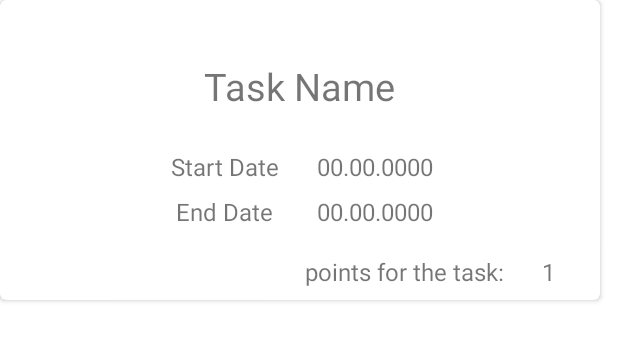
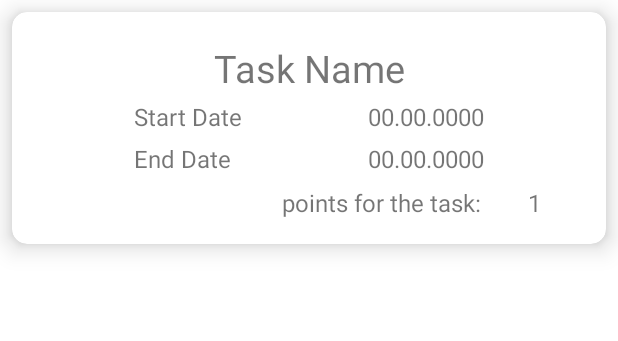
Before and after one commit to life-hazard/Quokka, an Android app: the layout recyclerview_task_item.xml on its own in the app's theme, with its tools: preview values and no code run, on a phone screen of 412 x 824 dp. Shown: the top 341 px of the screen. Run offline under Robolectric (Android 15) with nearby library versions, the phone set to English and light mode, and no system bars; Roboto replaces fonts that are not available here.

Commit message:
Updated CardView for RecyclerView. Added on click event for items in RecyclerView. Edited out part of email validation.

```diff
--- a/app/src/main/java/com/example/quokka/logged/AvailableTasksBrowser.kt
+++ b/app/src/main/java/com/example/quokka/logged/AvailableTasksBrowser.kt
@@ -1,6 +1,7 @@
 package com.example.quokka.logged
 
 import android.content.Context
+import android.content.Intent
 import android.content.SharedPreferences
 import android.os.Bundle
 import android.util.Log
@@ -9,6 +10,7 @@ import android.view.LayoutInflater
 import android.view.View
 import android.view.ViewGroup
 import android.widget.TextView
+import android.widget.Toast
 import androidx.databinding.DataBindingUtil
 import androidx.recyclerview.widget.LinearLayoutManager
 import androidx.recyclerview.widget.RecyclerView
@@ -105,6 +107,12 @@ class AvailableTasksBrowser : Fragment() {
                 tvEndDate.text = end
                 //tvEndDate.text = model.endDate.values.toString()
                 tvPoints.text = model.points.toString()
+
+                holder.itemView.setOnClickListener() {
+                    Toast.makeText(context, "CLICK!!", Toast.LENGTH_SHORT).show()
+                    val intent = Intent(context, AddTaskActivity::class.java)
+                    context?.startActivity(intent)
+                }
             }
 
         }
--- a/app/src/main/java/com/example/quokka/logged/UserTasksFragment.kt
+++ b/app/src/main/java/com/example/quokka/logged/UserTasksFragment.kt
@@ -114,11 +114,11 @@ class UserTasksFragment : Fragment() {
                 //tvEndDate.text = model.endDate.values.toString()
                 tvPoints.text = model.points.toString()
 
-//                holder.itemView.setOnClickListener() {
-//                    Toast.makeText(context, "CLICK!!", Toast.LENGTH_SHORT).show()
-//                    val intent = Intent(context, AddTaskActivity::class.java)
-//                    context?.startActivity(intent)
-//                }
+                holder.itemView.setOnClickListener() {
+                    Toast.makeText(context, "CLICK!!", Toast.LENGTH_SHORT).show()
+                    val intent = Intent(context, AddTaskActivity::class.java)
+                    context?.startActivity(intent)
+                }
             }
 
 
--- a/app/src/main/java/com/example/quokka/unlogged/SignUpActivity.kt
+++ b/app/src/main/java/com/example/quokka/unlogged/SignUpActivity.kt
@@ -22,6 +22,7 @@ import com.google.firebase.ktx.Firebase
 import java.lang.Exception
 import com.example.quokka.util.User
 import com.google.android.gms.common.api.internal.GoogleServices.initialize
+import com.google.firebase.database.ktx.database
 import com.google.firebase.firestore.ktx.firestore
 
 class SignUpActivity : AppCompatActivity() {
@@ -42,6 +43,7 @@ class SignUpActivity : AppCompatActivity() {
         binding.signUpButtonSignUpA.setOnClickListener {
             //insertDataToDatabase()
             showProgressBar()
+
             createDoc()
         }
     }
@@ -55,13 +57,16 @@ class SignUpActivity : AppCompatActivity() {
     }
 
     private fun createDoc() {
+        hideProgressBar()
 
         if (!validateUser()) {
             Log.i("dblog", "invalid user")
-            hideProgressBar()
             return
         }
+
+
         Log.i("dblog", "valid user")
+
 
         val name = binding.nameTextEditSignUpA.text.toString().trim()
         val surname = binding.surnameEditTextSignUpA.text.toString().trim()
@@ -75,14 +80,12 @@ class SignUpActivity : AppCompatActivity() {
         val user = User(name, surname, email, password, address, rating)
 
         db.collection("users").add(user).addOnSuccessListener { documentReference ->
-            Log.d(TAG,"DocumentSnapshot written with ID: ${documentReference.id}")
+            Log.d(TAG, "DocumentSnapshot written with ID: ${documentReference.id}")
             Log.i("dblog", "created document")
         }.addOnFailureListener { e ->
             Log.w(TAG, "Error adding document", e)
             Log.i("dblog", "error adding document")
         }
-
-
     }
 
     private fun reload() {
@@ -104,7 +107,7 @@ class SignUpActivity : AppCompatActivity() {
     private fun validateUser(): Boolean {
         var valid = true
         val name = binding.nameTextEditSignUpA.text.toString().trim()
-        if(TextUtils.isEmpty(name)) {
+        if (TextUtils.isEmpty(name)) {
             binding.nameTextEditSignUpA.error = "Required."
             valid = false
         } else {
@@ -112,44 +115,54 @@ class SignUpActivity : AppCompatActivity() {
         }
 
         val surname = binding.surnameEditTextSignUpA.text.toString().trim()
-        if(TextUtils.isEmpty(surname)) {
+        if (TextUtils.isEmpty(surname)) {
             binding.surnameEditTextSignUpA.error = "Required."
             valid = false
         } else {
             binding.surnameEditTextSignUpA.error = null
         }
 
+        val db = Firebase.firestore
+
         val email = binding.emailEditTextSignUpA.text.toString().trim()
-        if(TextUtils.isEmpty(email)) {
+        if (TextUtils.isEmpty(email)) {
             binding.emailEditTextSignUpA.error = "Required."
             valid = false
         } else {
-            binding.emailEditTextSignUpA.error = null
+//            val isEmpty = db.collection("users").whereEqualTo("email", email).get().result?.isEmpty
+//            if (isEmpty == true) {
+//                Log.i(TAG, "There are no users with this mail: $isEmpty")
+                binding.emailEditTextSignUpA.error = null
+//            } else {
+//                Log.i(TAG, "User already in db: $isEmpty")
+//                binding.emailEditTextSignUpA.error = "User with this email already exists"
+//                valid = false
+//            }
+            // If email in db
+//            val db = Firebase.firestore
+//
+//            db.collection("users").whereEqualTo("email", email).get().addOnCompleteListener {document ->
+//                if (!document.result?.isEmpty!!) {
+//                    Log.i(TAG, "User already in db: ${document.toString()}")
+//                    binding.emailEditTextSignUpA.error = "User with this email already exists"
+//                    valid = false
+//                } else {
+//                    Log.i(TAG, "There are no users with this mail: $document")
+//                    binding.emailEditTextSignUpA.error = null
+//
+//                }
+//            }
         }
-
-        // If email in db
-        val db = Firebase.firestore
-
-        db.collection("users").whereEqualTo("email", email).get().addOnSuccessListener {document ->
-            if (!document.isEmpty) {
-                binding.emailEditTextSignUpA.error = "User with this email already exists"
-                valid = false
-            } else {
-                binding.emailEditTextSignUpA.error = null
-                valid = true
-            }
-        }
-
 
         val password = binding.passwordEditTextSignUpA.text.toString()
         val passwordCheck = binding.password2EditTextSignUpA.text.toString()
-        if(TextUtils.isEmpty(password) && TextUtils.isEmpty(passwordCheck)) {
+        if (TextUtils.isEmpty(password) && TextUtils.isEmpty(passwordCheck)) {
             binding.passwordEditTextSignUpA.error = "Required."
             binding.password2EditTextSignUpA.error = "Required"
             valid = false
         } else {
             binding.passwordEditTextSignUpA.error = null
-            if(password != passwordCheck) {
+            if (password != passwordCheck) {
                 binding.password2EditTextSignUpA.error = "Wrong password."
                 valid = false
             } else {
@@ -158,7 +171,7 @@ class SignUpActivity : AppCompatActivity() {
         }
 
         val address = binding.addressEditTextSignUpA.text.toString().trim()
-        if(TextUtils.isEmpty(address)) {
+        if (TextUtils.isEmpty(address)) {
             binding.addressEditTextSignUpA.error = "Required."
             valid = false
         } else {
@@ -169,7 +182,15 @@ class SignUpActivity : AppCompatActivity() {
     }
 
 
-    private fun createAccount(name: String, username: String, email: String, password:String, passwordCheck: String, address:String, rating: Int) {
+    private fun createAccount(
+        name: String,
+        username: String,
+        email: String,
+        password: String,
+        passwordCheck: String,
+        address: String,
+        rating: Int
+    ) {
         Log.d(ContentValues.TAG, "createAccount:$email")
         if (!validateUser()) {
             return
@@ -181,7 +202,7 @@ class SignUpActivity : AppCompatActivity() {
 
     private fun signIn(email: String, password: String) {
         Log.d(TAG, "signIn:$email")
-        if(!validateUser()) {
+        if (!validateUser()) {
             return
         }
         showProgressBar()
--- a/app/src/main/res/layout/recyclerview_task_item.xml
+++ b/app/src/main/res/layout/recyclerview_task_item.xml
@@ -1,96 +1,134 @@
 <?xml version="1.0" encoding="utf-8"?>
-<LinearLayout xmlns:android="http://schemas.android.com/apk/res/android"
+<androidx.cardview.widget.CardView xmlns:android="http://schemas.android.com/apk/res/android"
     xmlns:card_view="http://schemas.android.com/apk/res-auto"
     xmlns:tools="http://schemas.android.com/tools"
+    android:id="@+id/card_view"
     android:layout_width="match_parent"
-    android:layout_height="220dp">
+    android:layout_height="wrap_content"
+    android:layout_gravity="center_horizontal"
+    android:layout_marginStart="8dp"
+    android:layout_marginTop="8dp"
+    android:layout_marginEnd="8dp"
+    android:clickable="true"
+    android:focusable="true"
+    android:foreground="?selectableItemBackground"
+    card_view:cardCornerRadius="10dp"
+    card_view:cardElevation="10dp">
 
+    <androidx.constraintlayout.widget.ConstraintLayout
+        android:layout_width="match_parent"
+        android:layout_height="wrap_content"
+        android:gravity="center_horizontal"
+        android:orientation="vertical">
 
-    <!-- A CardView that contains a TextView -->
-    <androidx.cardview.widget.CardView
-        android:id="@+id/card_view"
-        android:layout_width="400dp"
-        android:layout_height="200dp"
-        android:layout_gravity="center_horizontal"
-        card_view:cardCornerRadius="4dp"
-        android:clickable="true"
-        android:focusable="true"
-        android:foreground="?selectableItemBackground">
-
-        <!--        <androidx.constraintlayout.widget.ConstraintLayout-->
-        <!--            android:layout_width="match_parent"-->
-        <!--            android:layout_height="match_parent">-->
 
         <TextView
             android:id="@+id/itemTaskName"
             android:layout_width="wrap_content"
             android:layout_height="wrap_content"
             android:layout_gravity="center_horizontal"
-            android:layout_marginTop="40dp"
+            android:layout_marginTop="20dp"
+            android:layout_marginBottom="100dp"
             android:text="Task Name"
-            android:textSize="25dp" />
+            android:textSize="25dp"
+            card_view:layout_constraintBottom_toBottomOf="parent"
+            card_view:layout_constraintEnd_toEndOf="parent"
+            card_view:layout_constraintStart_toStartOf="parent"
+            card_view:layout_constraintTop_toTopOf="parent" />
 
         <TextView
             android:id="@+id/itemTaskStartDateText"
-            android:layout_width="wrap_content"
+            android:layout_width="75dp"
             android:layout_height="wrap_content"
             android:layout_gravity="center_horizontal"
-            android:layout_marginTop="100dp"
-            android:layout_marginEnd="50dp"
+            android:layout_marginTop="0dp"
+            android:layout_marginBottom="70dp"
             android:text="Start Date"
-            android:textSize="16dp" />
+            android:textSize="16dp"
+            card_view:layout_constraintBottom_toBottomOf="parent"
+            card_view:layout_constraintEnd_toStartOf="@id/itemTaskStartDate"
+            card_view:layout_constraintStart_toStartOf="parent"
+            card_view:layout_constraintTop_toBottomOf="@+id/itemTaskName" />
 
         <TextView
             android:id="@+id/itemTaskStartDate"
             android:layout_width="wrap_content"
             android:layout_height="wrap_content"
             android:layout_gravity="center_horizontal"
-            android:layout_marginStart="50dp"
-            android:layout_marginTop="100dp"
+            android:layout_marginStart="0dp"
+            android:layout_marginTop="0dp"
+            android:layout_marginBottom="70dp"
             android:text="00.00.0000"
-            android:textSize="16dp" />
+            android:textSize="16dp"
+            card_view:layout_constraintBottom_toBottomOf="parent"
+            card_view:layout_constraintEnd_toEndOf="parent"
+            card_view:layout_constraintStart_toEndOf="@id/itemTaskStartDateText"
+            card_view:layout_constraintTop_toBottomOf="@id/itemTaskName" />
+
 
         <TextView
             android:id="@+id/itemTaskEndDateText"
-            android:layout_width="wrap_content"
+            android:layout_width="75dp"
             android:layout_height="wrap_content"
             android:layout_gravity="center_horizontal"
-            android:layout_marginTop="130dp"
-            android:layout_marginEnd="50dp"
+            android:layout_marginTop="0dp"
+            android:layout_marginEnd="0dp"
+            android:layout_marginBottom="40dp"
             android:text="End Date"
-            android:textSize="16dp" />
+            android:textSize="16dp"
+            card_view:layout_constraintBottom_toBottomOf="parent"
+            card_view:layout_constraintEnd_toStartOf="@id/itemTaskEndDate"
+            card_view:layout_constraintStart_toStartOf="parent"
+            card_view:layout_constraintTop_toBottomOf="@id/itemTaskStartDateText" />
 
         <TextView
             android:id="@+id/itemTaskEndDate"
             android:layout_width="wrap_content"
             android:layout_height="wrap_content"
             android:layout_gravity="center_horizontal"
-            android:layout_marginStart="50dp"
-            android:layout_marginTop="130dp"
+            android:layout_marginStart="0dp"
+            android:layout_marginTop="0dp"
+            android:layout_marginBottom="40dp"
             android:text="00.00.0000"
-            android:textSize="16dp" />
+            android:textSize="16dp"
+            card_view:layout_constraintBottom_toBottomOf="parent"
+            card_view:layout_constraintEnd_toEndOf="parent"
+            card_view:layout_constraintStart_toEndOf="@id/itemTaskEndDateText"
+            card_view:layout_constraintTop_toBottomOf="@id/itemTaskStartDate" />
 
         <TextView
             android:id="@+id/itemTaskPointsText"
             android:layout_width="wrap_content"
             android:layout_height="wrap_content"
             android:layout_gravity="end"
-            android:layout_marginTop="170dp"
-            android:layout_marginEnd="60dp"
+            android:layout_marginStart="100dp"
+            android:layout_marginTop="0dp"
+            android:layout_marginEnd="0dp"
+            android:layout_marginBottom="10dp"
             android:text="points for the task: "
-            android:textSize="16dp" />
+            android:textSize="16dp"
+            card_view:layout_constraintBottom_toBottomOf="parent"
+            card_view:layout_constraintEnd_toEndOf="parent"
+            card_view:layout_constraintStart_toStartOf="parent"
+            card_view:layout_constraintTop_toBottomOf="@+id/itemTaskEndDate" />
 
         <TextView
             android:id="@+id/itemTaskPoints"
             android:layout_width="wrap_content"
             android:layout_height="wrap_content"
             android:layout_gravity="end"
-            android:layout_marginTop="170dp"
-            android:layout_marginEnd="30dp"
+            android:layout_marginStart="300dp"
+            android:layout_marginTop="0dp"
+            android:layout_marginEnd="0dp"
+            android:layout_marginBottom="10dp"
             android:text="1"
-            android:textSize="16dp" />
-        <!--        </androidx.constraintlayout.widget.ConstraintLayout>-->
+            android:textSize="16dp"
+            card_view:layout_constraintBottom_toBottomOf="parent"
+            card_view:layout_constraintEnd_toEndOf="parent"
+            card_view:layout_constraintStart_toStartOf="parent"
+            card_view:layout_constraintTop_toBottomOf="@+id/itemTaskEndDate" />
 
-    </androidx.cardview.widget.CardView>
 
-</LinearLayout>
+    </androidx.constraintlayout.widget.ConstraintLayout>
+
+</androidx.cardview.widget.CardView>
```
